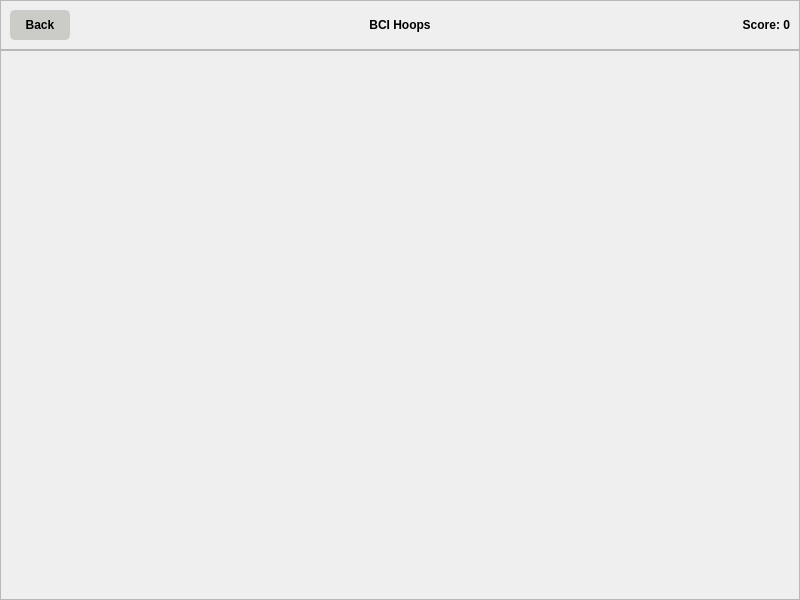
Before: the Qt Designer form main.ui in nivanov94/bci_rocket, drawn with Qt 5.
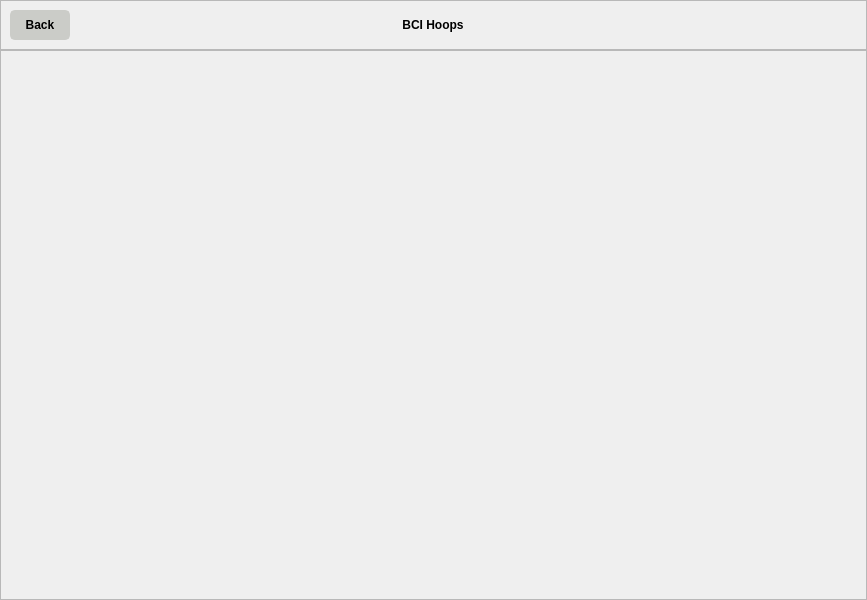
After: the same form once the commit is applied. The open tabs and pages were chosen to show the change. Icons and pictures are not drawn.

```diff
--- a/main.ui
+++ b/main.ui
@@ -6,7 +6,7 @@
    <rect>
     <x>0</x>
     <y>0</y>
-    <width>800</width>
+    <width>867</width>
     <height>600</height>
    </rect>
   </property>
@@ -589,7 +589,7 @@
              </property>
             </widget>
            </item>
-           <item>
+           <item alignment="Qt::AlignHCenter">
             <widget class="QLabel" name="game_title_label">
              <property name="styleSheet">
               <string notr="true"/>
@@ -609,7 +609,7 @@
 font-weight: 500;</string>
              </property>
              <property name="text">
-              <string>Score: 0</string>
+              <string/>
              </property>
              <property name="alignment">
               <set>Qt::AlignRight|Qt::AlignTrailing|Qt::AlignVCenter</set>
```
